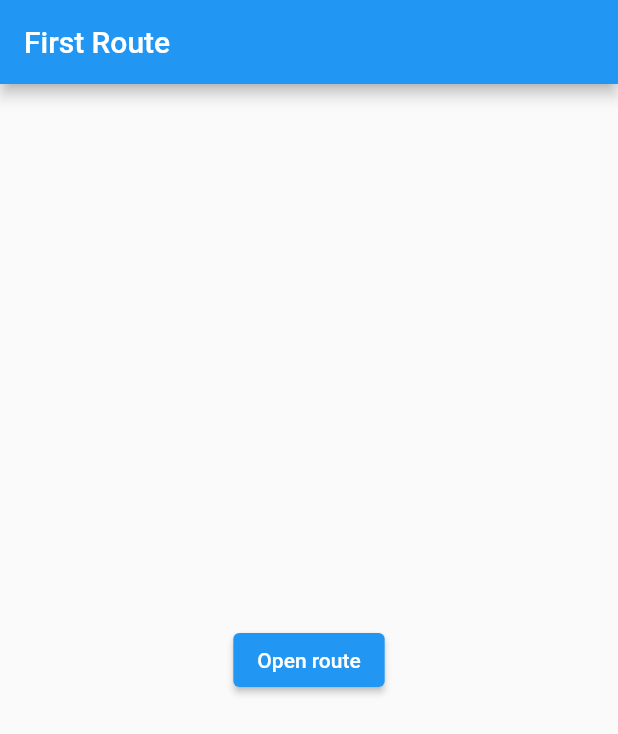
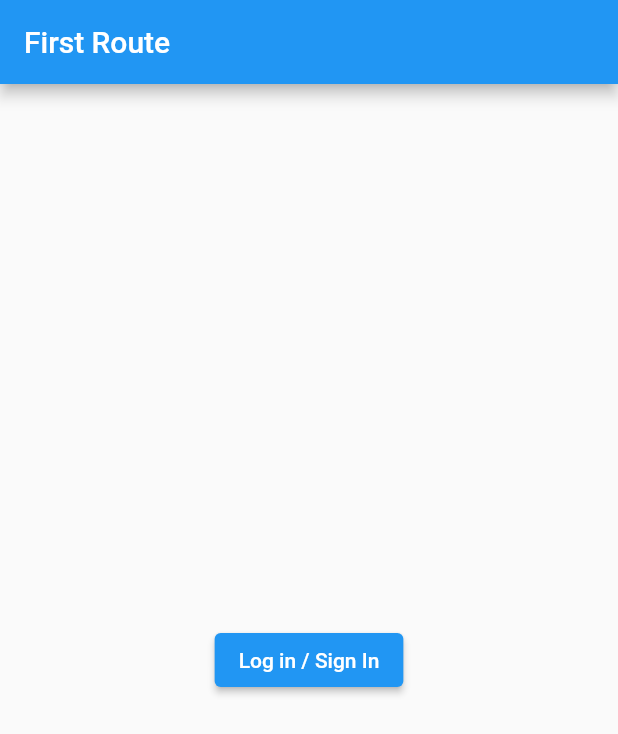
Before and after one commit to NurAthirah0/money_tracking_app, a Flutter app: the screen it shows after launch, on a phone screen of 412 x 824 dp. Shown: the top 734 px of the screen. Run offline on Flutter 3.47's test engine with Material 2 defaults, Android fonts, the phone set to English and light mode, and no system bars.

Commit message:
initial commit

```diff
--- a/lib/main.dart
+++ b/lib/main.dart
@@ -132,7 +132,7 @@ class FirstRoute extends StatelessWidget {
       ),
       body: Center(
         child: ElevatedButton(
-          child: const Text('Open route'),
+          child: const Text('Log in / Sign In'),
           onPressed: () {
             Navigator.push(
               context,
```
